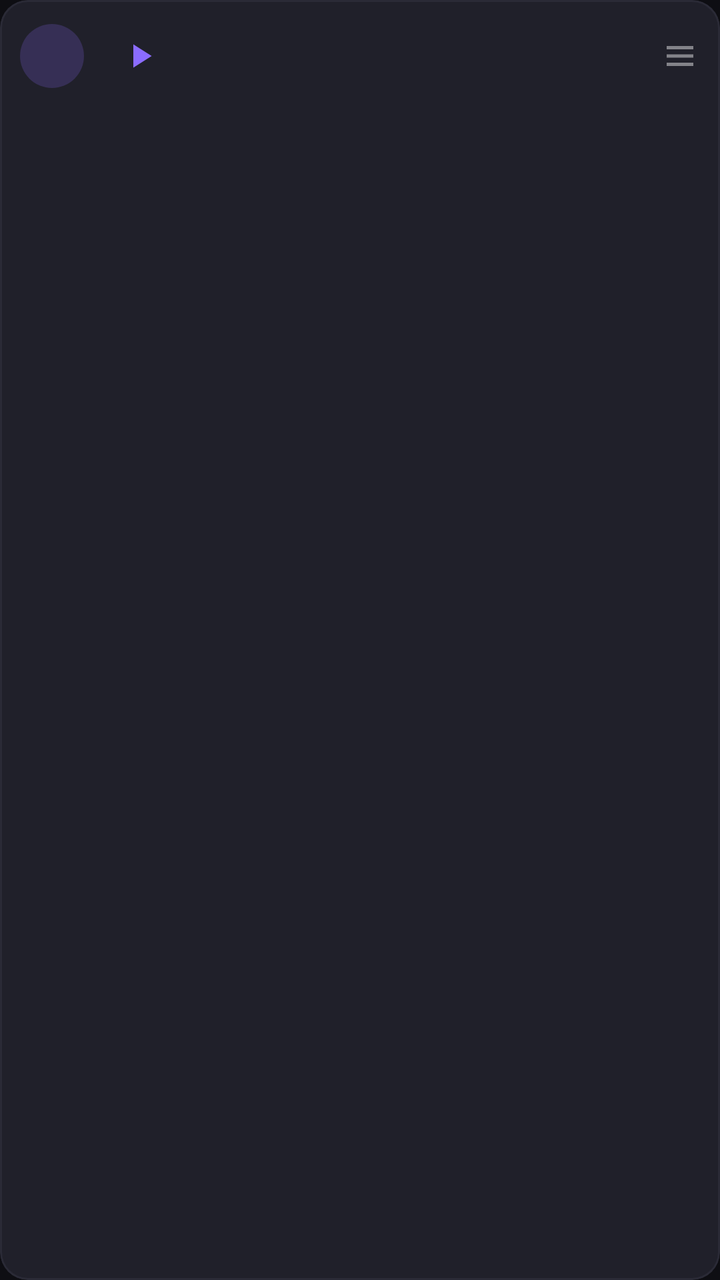
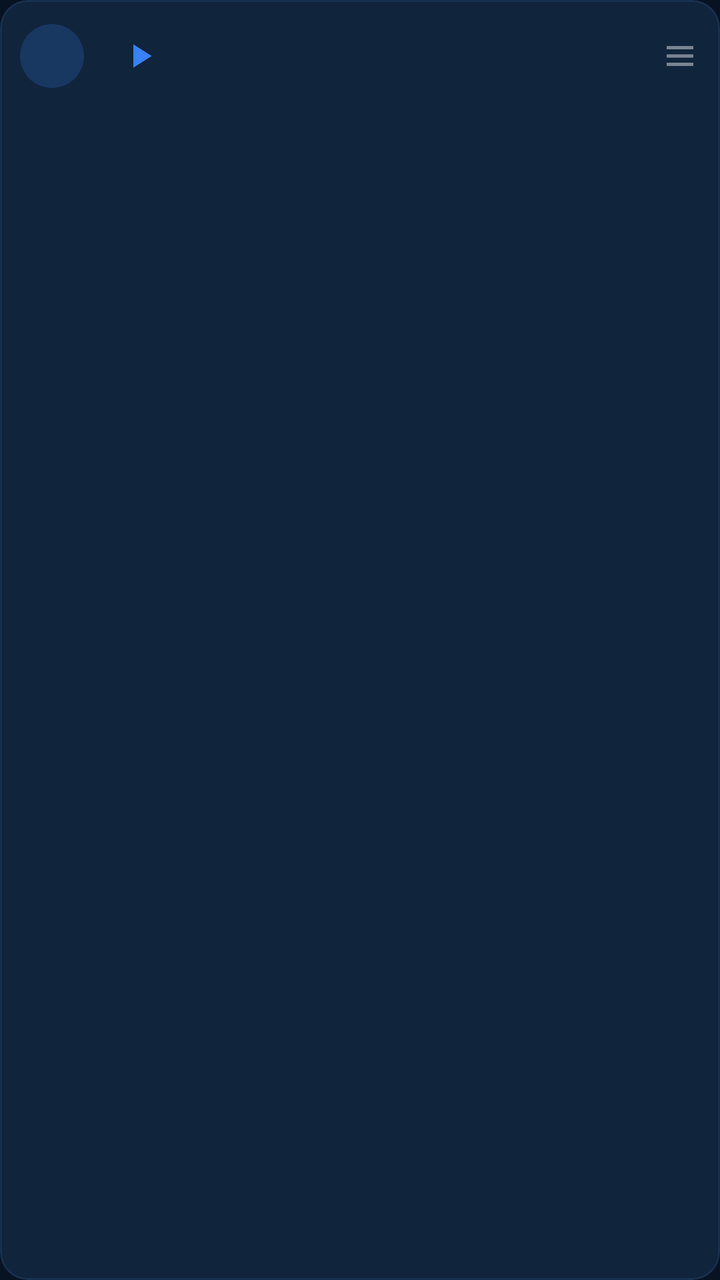

Two renders of the same Android screen: before a commit and after it. Below are the layout's source before the change and the commit's diff.
<!-- AndroidManifest.xml: application theme Theme.Mp3Renamer -->
<!-- res/layout/item_mp3.xml -->
<?xml version="1.0" encoding="utf-8"?>
<com.google.android.material.card.MaterialCardView xmlns:android="http://schemas.android.com/apk/res/android"
    xmlns:app="http://schemas.android.com/apk/res-auto"
    android:layout_width="match_parent"
    android:layout_height="wrap_content"
    android:layout_marginBottom="8dp"
    app:cardBackgroundColor="@color/row_background"
    app:cardCornerRadius="14dp"
    app:cardElevation="0dp"
    app:strokeColor="@color/row_stroke"
    app:strokeWidth="1dp">

    <LinearLayout
        android:layout_width="match_parent"
        android:layout_height="wrap_content"
        android:orientation="horizontal"
        android:gravity="center_vertical"
        android:padding="10dp">

        <TextView
            android:id="@+id/tvPosition"
            android:layout_width="32dp"
            android:layout_height="32dp"
            android:background="@drawable/bg_badge_circle"
            android:gravity="center"
            android:textColor="@color/badge_text"
            android:textSize="13sp"
            android:textStyle="bold"
            android:layout_marginEnd="10dp" />

        <ImageView
            android:id="@+id/btnPlay"
            android:layout_width="36dp"
            android:layout_height="36dp"
            android:padding="8dp"
            android:src="@drawable/ic_play"
            android:tint="@color/accent_primary"
            android:background="?attr/selectableItemBackgroundBorderless"
            android:contentDescription="@string/play_content_description"
            android:layout_marginEnd="8dp" />

        <TextView
            android:id="@+id/tvFileName"
            android:layout_width="0dp"
            android:layout_height="wrap_content"
            android:layout_weight="1"
            android:textColor="@color/text_primary"
            android:textSize="15sp"
            android:maxLines="2"
            android:ellipsize="middle" />

        <ImageView
            android:layout_width="20dp"
            android:layout_height="20dp"
            android:layout_marginStart="8dp"
            android:src="@drawable/ic_drag_handle"
            android:alpha="0.45"
            android:importantForAccessibility="no" />

    </LinearLayout>
</com.google.android.material.card.MaterialCardView>
<!-- resources referenced by this layout -->
<resources>
  <color name="accent_primary">#8B6CFF</color>
  <color name="badge_text">#C9BBFF</color>
  <color name="row_background">#20202A</color>
  <color name="row_stroke">#2A2A36</color>
  <color name="text_primary">#F2F1F7</color>
  <!-- drawable bg_badge_circle (drawable) -->
  <shape xmlns:android="http://schemas.android.com/apk/res/android"
      android:shape="oval">
      <solid android:color="@color/badge_background" />
  </shape>
  <!-- drawable ic_drag_handle (drawable) -->
  <vector xmlns:android="http://schemas.android.com/apk/res/android"
      android:width="24dp"
      android:height="24dp"
      android:viewportWidth="24"
      android:viewportHeight="24">
      <path android:fillColor="#FFFFFF" android:pathData="M4,6 L20,6 L20,8 L4,8 Z" />
      <path android:fillColor="#FFFFFF" android:pathData="M4,11 L20,11 L20,13 L4,13 Z" />
      <path android:fillColor="#FFFFFF" android:pathData="M4,16 L20,16 L20,18 L4,18 Z" />
  </vector>
  <!-- drawable ic_play (drawable) -->
  <vector xmlns:android="http://schemas.android.com/apk/res/android"
      android:width="24dp"
      android:height="24dp"
      android:viewportWidth="24"
      android:viewportHeight="24">
      <path android:fillColor="#FFFFFF" android:pathData="M8,5 L8,19 L19,12 Z" />
  </vector>
  <string name="play_content_description">Воспроизвести</string>
  <style name="Theme.Mp3Renamer" parent="Theme.MaterialComponents.NoActionBar">
          <item name="colorPrimary">@color/accent_primary</item>
          <item name="colorPrimaryVariant">@color/accent_primary_variant</item>
          <item name="colorPrimaryDark">@color/background_root</item>
          <item name="colorAccent">@color/accent_primary</item>
          <item name="colorSurface">@color/surface</item>
          <item name="colorOnSurface">@color/text_primary</item>
          <item name="colorOnPrimary">@color/accent_on_primary</item>
  
          <item name="android:windowBackground">@color/background_root</item>
          <item name="android:statusBarColor">@color/background_root</item>
          <item name="android:navigationBarColor">@color/background_root</item>
          <item name="android:windowLightStatusBar">false</item>
  
          <item name="android:textColorPrimary">@color/text_primary</item>
          <item name="android:textColorSecondary">@color/text_secondary</item>
      </style>
  <color name="badge_background">#338B6CFF</color>
  <color name="accent_primary_variant">#6C4BFF</color>
  <color name="background_root">#0E0E13</color>
  <color name="surface">#1A1A22</color>
  <color name="accent_on_primary">#FFFFFF</color>
  <color name="text_secondary">#9997A8</color>
</resources>

<!-- the commit's change to res/layout/item_mp3.xml (unified diff, before → after) -->
@@ -49,6 +49,14 @@
             android:maxLines="2"
             android:ellipsize="middle" />
 
+        <TextView
+            android:id="@+id/tvDuration"
+            android:layout_width="wrap_content"
+            android:layout_height="wrap_content"
+            android:layout_marginStart="8dp"
+            android:textColor="@color/text_secondary"
+            android:textSize="12sp" />
+
         <ImageView
             android:layout_width="20dp"
             android:layout_height="20dp"
<!-- resource entries referenced after the edit -->
@@ -1,10 +1,11 @@
 <!-- resources referenced by this layout -->
 <resources>
-  <color name="accent_primary">#8B6CFF</color>
-  <color name="badge_text">#C9BBFF</color>
-  <color name="row_background">#20202A</color>
-  <color name="row_stroke">#2A2A36</color>
-  <color name="text_primary">#F2F1F7</color>
+  <color name="accent_primary">#3882F6</color>
+  <color name="badge_text">#9CC1FF</color>
+  <color name="row_background">#10243C</color>
+  <color name="row_stroke">#17304D</color>
+  <color name="text_primary">#E7F1FF</color>
+  <color name="text_secondary">#A9BDD5</color>
   <!-- drawable bg_badge_circle (drawable) -->
   <shape xmlns:android="http://schemas.android.com/apk/res/android"
       android:shape="oval">
@@ -46,11 +47,10 @@
           <item name="android:textColorPrimary">@color/text_primary</item>
           <item name="android:textColorSecondary">@color/text_secondary</item>
       </style>
-  <color name="badge_background">#338B6CFF</color>
-  <color name="accent_primary_variant">#6C4BFF</color>
-  <color name="background_root">#0E0E13</color>
-  <color name="surface">#1A1A22</color>
+  <color name="badge_background">#333882F6</color>
+  <color name="accent_primary_variant">#1A5FBC</color>
+  <color name="background_root">#071323</color>
+  <color name="surface">#0A1A2D</color>
   <color name="accent_on_primary">#FFFFFF</color>
-  <color name="text_secondary">#9997A8</color>
 </resources>
 
